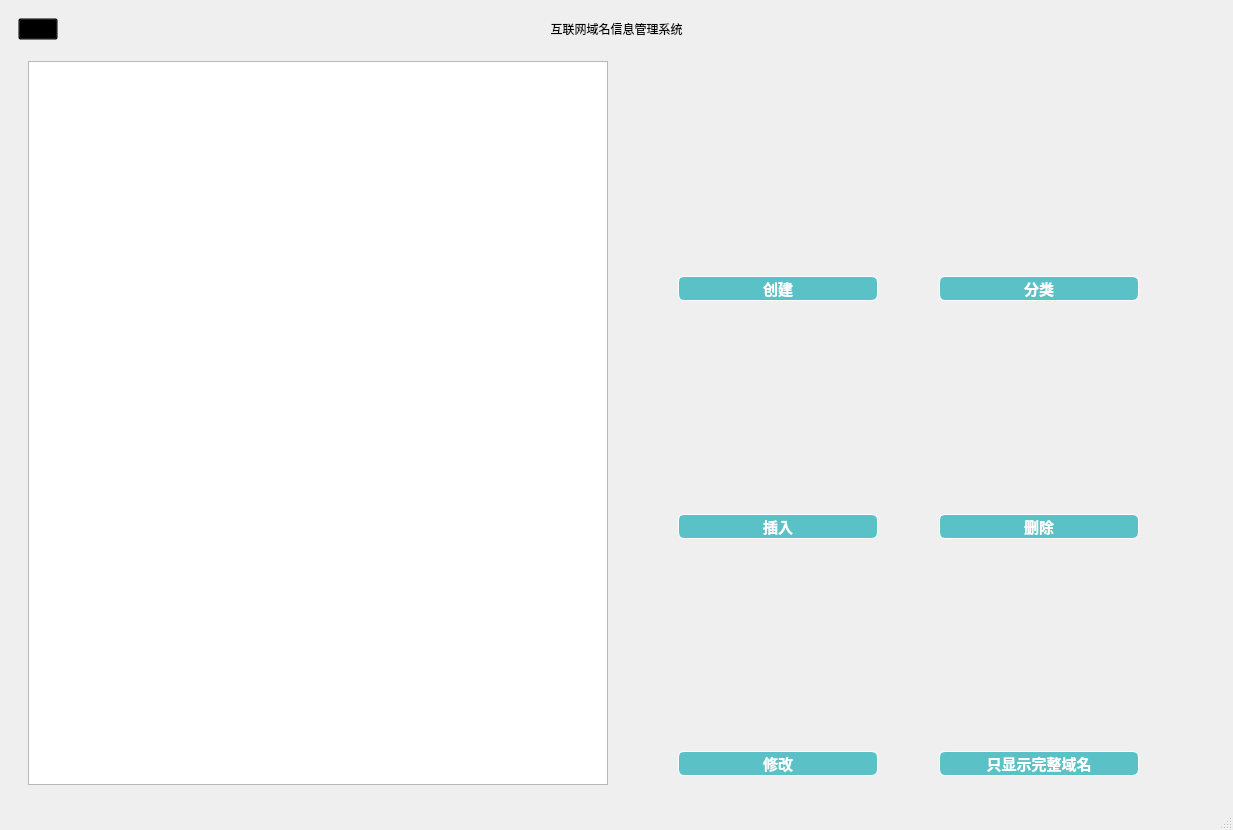
First picture: the form in src/IDNIMS.ui, repository Miki-Riako/Internet-Domain-Name-Information-Management-System, before the edit.
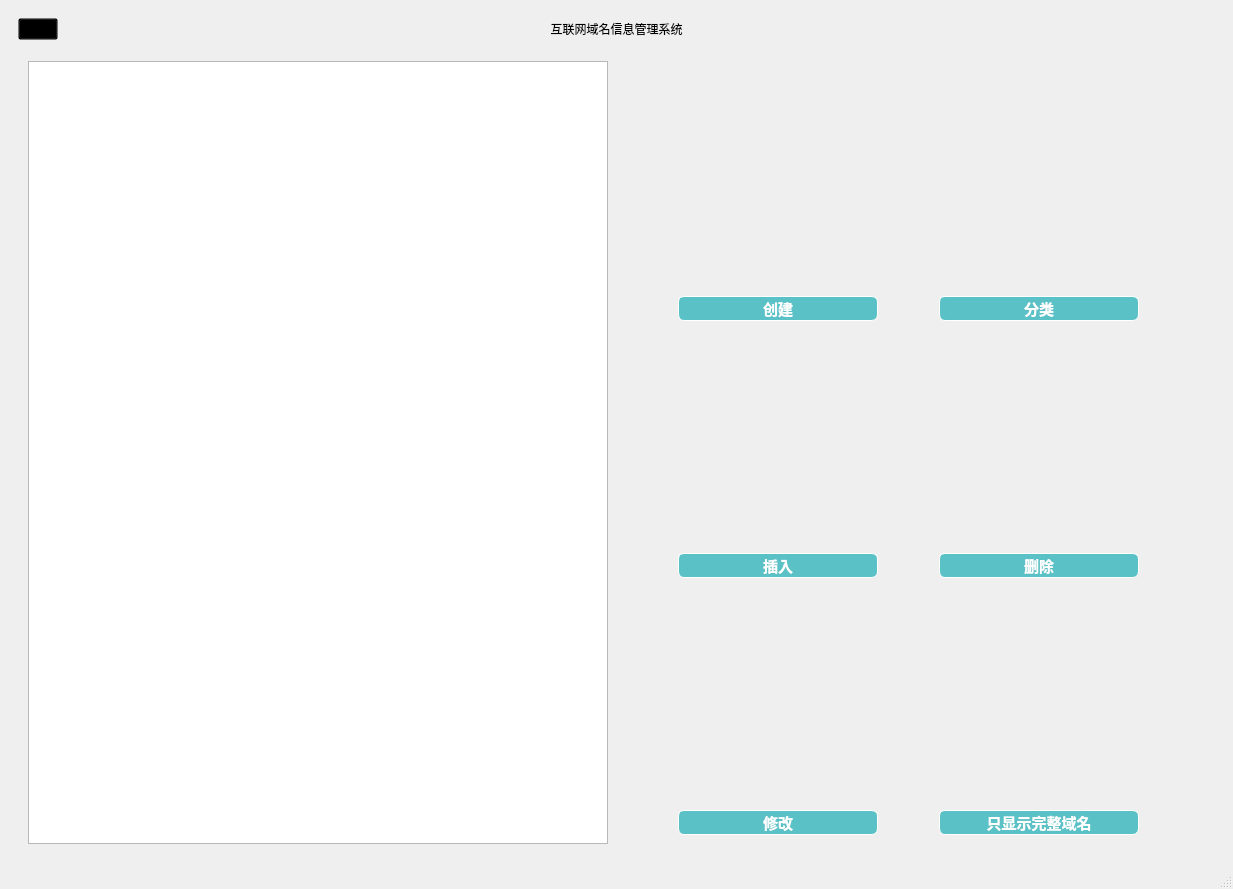
Second picture: the form after the edit. The open tabs and pages were chosen to show the change. Icons and pictures are not drawn. Custom widgets are drawn as their Qt base class.

Commit message: modified the categorize dialog

```diff
--- a/src/IDNIMS.ui
+++ b/src/IDNIMS.ui
@@ -7,7 +7,7 @@
     <x>0</x>
     <y>0</y>
     <width>1233</width>
-    <height>830</height>
+    <height>889</height>
    </rect>
   </property>
   <property name="minimumSize">
```
Left out of the diff: 2 changed lines with no effect on the pictures. The commit also changes 5 other files.
